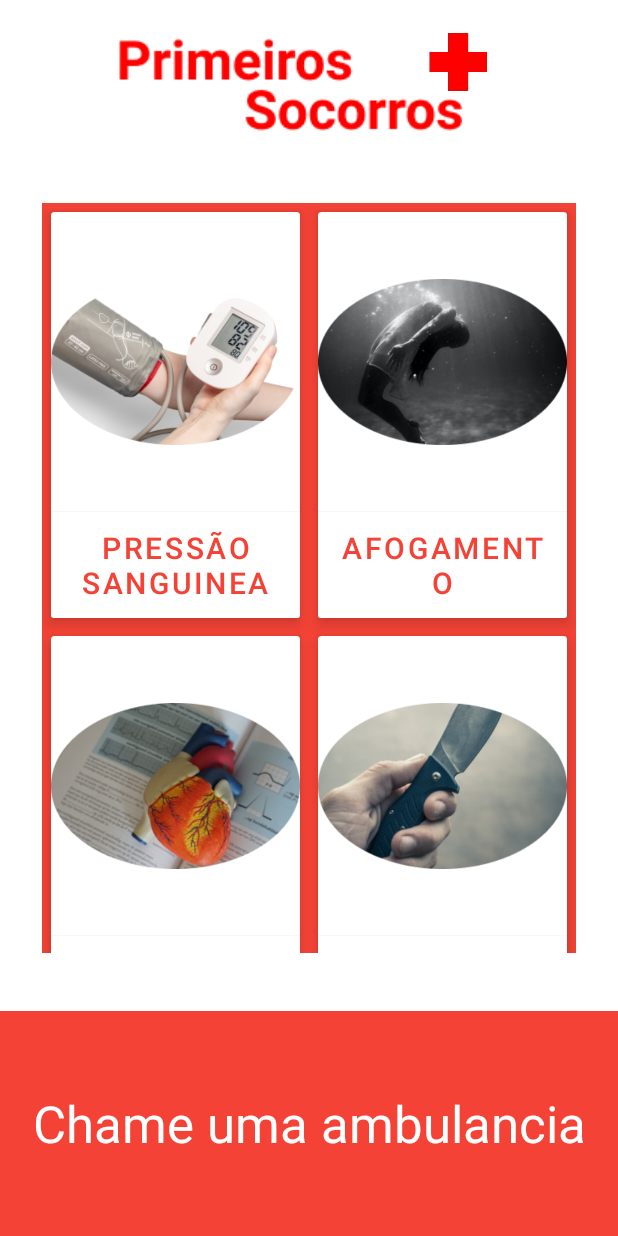
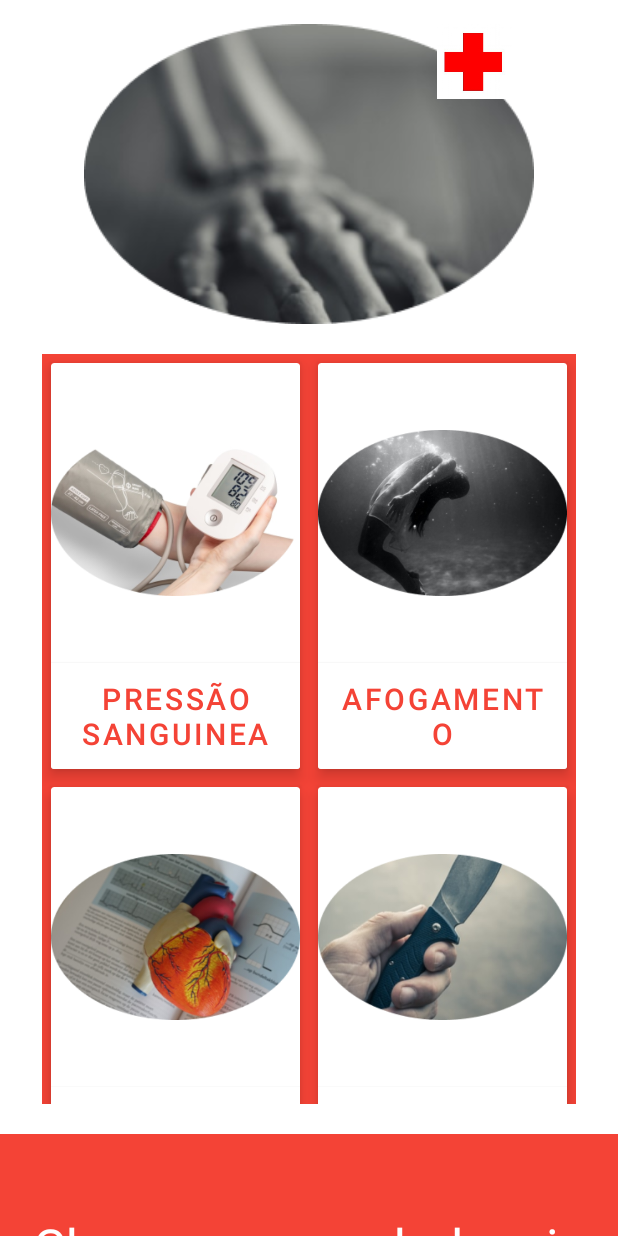
Before and after one commit to Brunostd/PrimeirosSocorros-BBM, an Android app: the screen it shows after launch (MainActivity), on a phone screen of 412 x 824 dp. Run offline under Robolectric (Android 15) with nearby library versions, the phone set to English and light mode, and no system bars.

Commit message:
Modificação imagem logo entrada

```diff
--- a/app/src/main/res/layout/activity_main.xml
+++ b/app/src/main/res/layout/activity_main.xml
@@ -47,7 +47,7 @@
         app:layout_constraintEnd_toEndOf="parent"
         app:layout_constraintStart_toStartOf="parent"
         app:layout_constraintTop_toTopOf="parent"
-        app:srcCompat="@drawable/logo" />
+        app:srcCompat="@drawable/osso" />
 
     <ImageView
         android:id="@+id/imageView"
```
